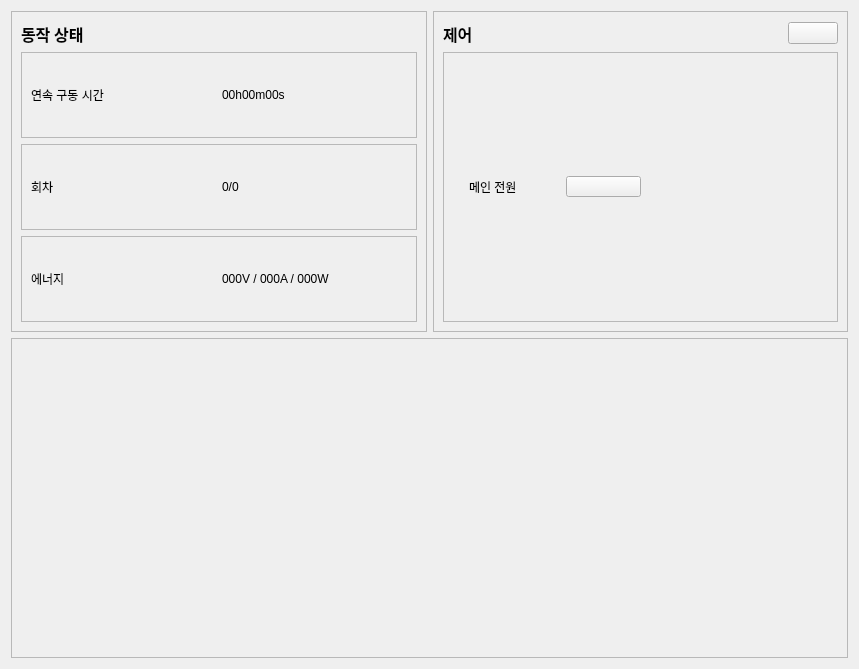
Above: src/ui/home_page.ui from minimirror1/remote_gui before the change. Below: the same form after it.
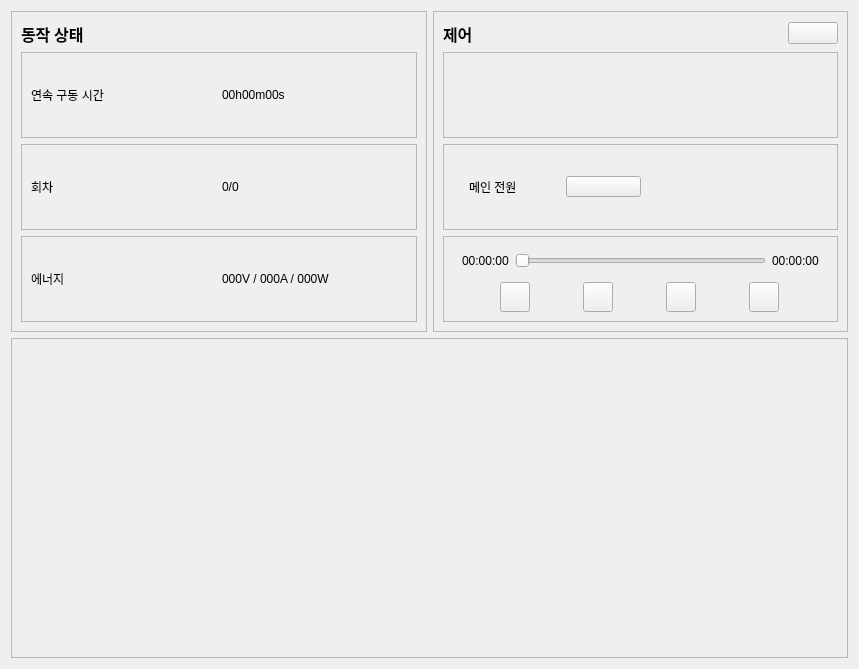
That is the form after the change. Icons and pictures are not drawn.

Commit message: ui : home_page 재생 컨트롤 패널 추가가

```diff
--- a/src/ui/home_page.ui
+++ b/src/ui/home_page.ui
@@ -18,6 +18,24 @@
     <layout class="QHBoxLayout" name="horizontalLayout">
      <item>
       <widget class="QFrame" name="frame_2">
+       <property name="sizePolicy">
+        <sizepolicy hsizetype="Expanding" vsizetype="Preferred">
+         <horstretch>0</horstretch>
+         <verstretch>0</verstretch>
+        </sizepolicy>
+       </property>
+       <property name="minimumSize">
+        <size>
+         <width>0</width>
+         <height>0</height>
+        </size>
+       </property>
+       <property name="maximumSize">
+        <size>
+         <width>16777215</width>
+         <height>16777215</height>
+        </size>
+       </property>
        <property name="frameShape">
         <enum>QFrame::Shape::StyledPanel</enum>
        </property>
@@ -128,6 +146,24 @@
      </item>
      <item>
       <widget class="QFrame" name="frame_3">
+       <property name="sizePolicy">
+        <sizepolicy hsizetype="Expanding" vsizetype="Preferred">
+         <horstretch>0</horstretch>
+         <verstretch>0</verstretch>
+        </sizepolicy>
+       </property>
+       <property name="minimumSize">
+        <size>
+         <width>0</width>
+         <height>0</height>
+        </size>
+       </property>
+       <property name="maximumSize">
+        <size>
+         <width>16777215</width>
+         <height>16777215</height>
+        </size>
+       </property>
        <property name="frameShape">
         <enum>QFrame::Shape::StyledPanel</enum>
        </property>
@@ -214,7 +250,18 @@
           <property name="frameShadow">
            <enum>QFrame::Shadow::Raised</enum>
           </property>
-          <layout class="QHBoxLayout" name="horizontalLayout_6">
+          <layout class="QHBoxLayout" name="horizontalLayout_6"/>
+         </widget>
+        </item>
+        <item>
+         <widget class="QFrame" name="frame_8">
+          <property name="frameShape">
+           <enum>QFrame::Shape::StyledPanel</enum>
+          </property>
+          <property name="frameShadow">
+           <enum>QFrame::Shadow::Raised</enum>
+          </property>
+          <layout class="QHBoxLayout" name="horizontalLayout_7">
            <item>
             <widget class="QLabel" name="label_9">
              <property name="maximumSize">
@@ -317,6 +364,184 @@
           </layout>
          </widget>
         </item>
+        <item>
+         <widget class="QFrame" name="frame_9">
+          <property name="frameShape">
+           <enum>QFrame::Shape::StyledPanel</enum>
+          </property>
+          <property name="frameShadow">
+           <enum>QFrame::Shadow::Raised</enum>
+          </property>
+          <layout class="QVBoxLayout" name="verticalLayout_4">
+           <item>
+            <widget class="QWidget" name="widget_2" native="true">
+             <layout class="QHBoxLayout" name="horizontalLayout_8">
+              <property name="leftMargin">
+               <number>9</number>
+              </property>
+              <property name="topMargin">
+               <number>0</number>
+              </property>
+              <property name="rightMargin">
+               <number>9</number>
+              </property>
+              <property name="bottomMargin">
+               <number>0</number>
+              </property>
+              <item>
+               <widget class="QLabel" name="playCurrentTimeLabel">
+                <property name="text">
+                 <string>00:00:00</string>
+                </property>
+               </widget>
+              </item>
+              <item>
+               <widget class="QSlider" name="playTimeHorizontalSlider">
+                <property name="minimumSize">
+                 <size>
+                  <width>0</width>
+                  <height>0</height>
+                 </size>
+                </property>
+                <property name="maximumSize">
+                 <size>
+                  <width>300</width>
+                  <height>16777215</height>
+                 </size>
+                </property>
+                <property name="orientation">
+                 <enum>Qt::Orientation::Horizontal</enum>
+                </property>
+               </widget>
+              </item>
+              <item>
+               <widget class="QLabel" name="playEndTimeLabel">
+                <property name="text">
+                 <string>00:00:00</string>
+                </property>
+               </widget>
+              </item>
+             </layout>
+            </widget>
+           </item>
+           <item>
+            <widget class="QWidget" name="widget_3" native="true">
+             <layout class="QHBoxLayout" name="horizontalLayout_9">
+              <property name="leftMargin">
+               <number>0</number>
+              </property>
+              <property name="topMargin">
+               <number>0</number>
+              </property>
+              <property name="rightMargin">
+               <number>0</number>
+              </property>
+              <property name="bottomMargin">
+               <number>0</number>
+              </property>
+              <item>
+               <widget class="QPushButton" name="playButton">
+                <property name="minimumSize">
+                 <size>
+                  <width>0</width>
+                  <height>30</height>
+                 </size>
+                </property>
+                <property name="maximumSize">
+                 <size>
+                  <width>30</width>
+                  <height>30</height>
+                 </size>
+                </property>
+                <property name="text">
+                 <string/>
+                </property>
+                <property name="icon">
+                 <iconset resource="../resources/icons/_icons.qrc">
+                  <normaloff>:/feather/icons/feather/play-circle.png</normaloff>:/feather/icons/feather/play-circle.png</iconset>
+                </property>
+               </widget>
+              </item>
+              <item>
+               <widget class="QPushButton" name="pauseButton">
+                <property name="minimumSize">
+                 <size>
+                  <width>0</width>
+                  <height>30</height>
+                 </size>
+                </property>
+                <property name="maximumSize">
+                 <size>
+                  <width>30</width>
+                  <height>30</height>
+                 </size>
+                </property>
+                <property name="text">
+                 <string/>
+                </property>
+                <property name="icon">
+                 <iconset resource="../resources/icons/_icons.qrc">
+                  <normaloff>:/feather/icons/feather/pause-circle.png</normaloff>:/feather/icons/feather/pause-circle.png</iconset>
+                </property>
+               </widget>
+              </item>
+              <item>
+               <widget class="QPushButton" name="stopButton">
+                <property name="minimumSize">
+                 <size>
+                  <width>0</width>
+                  <height>30</height>
+                 </size>
+                </property>
+                <property name="maximumSize">
+                 <size>
+                  <width>30</width>
+                  <height>30</height>
+                 </size>
+                </property>
+                <property name="text">
+                 <string/>
+                </property>
+                <property name="icon">
+                 <iconset resource="../resources/icons/_icons.qrc">
+                  <normaloff>:/feather/icons/feather/stop-circle.png</normaloff>:/feather/icons/feather/stop-circle.png</iconset>
+                </property>
+               </widget>
+              </item>
+              <item>
+               <widget class="QPushButton" name="repeatButton">
+                <property name="minimumSize">
+                 <size>
+                  <width>0</width>
+                  <height>30</height>
+                 </size>
+                </property>
+                <property name="maximumSize">
+                 <size>
+                  <width>30</width>
+                  <height>30</height>
+                 </size>
+                </property>
+                <property name="text">
+                 <string/>
+                </property>
+                <property name="icon">
+                 <iconset resource="../resources/icons/_icons.qrc">
+                  <normaloff>:/font_awesome_solid/icons/font_awesome/solid/rotate-off.png</normaloff>
+                  <normalon>:/font_awesome_solid/icons/font_awesome/solid/rotate.png</normalon>
+                  <disabledoff>:/font_awesome_solid/icons/font_awesome/solid/rotate-off.png</disabledoff>:/font_awesome_solid/icons/font_awesome/solid/rotate-off.png</iconset>
+                </property>
+                <property name="checkable">
+                 <bool>true</bool>
+                </property>
+               </widget>
+              </item>
+             </layout>
+            </widget>
+           </item>
+          </layout>
+         </widget>
+        </item>
        </layout>
       </widget>
      </item>
```
The commit also changes 4 other files.
